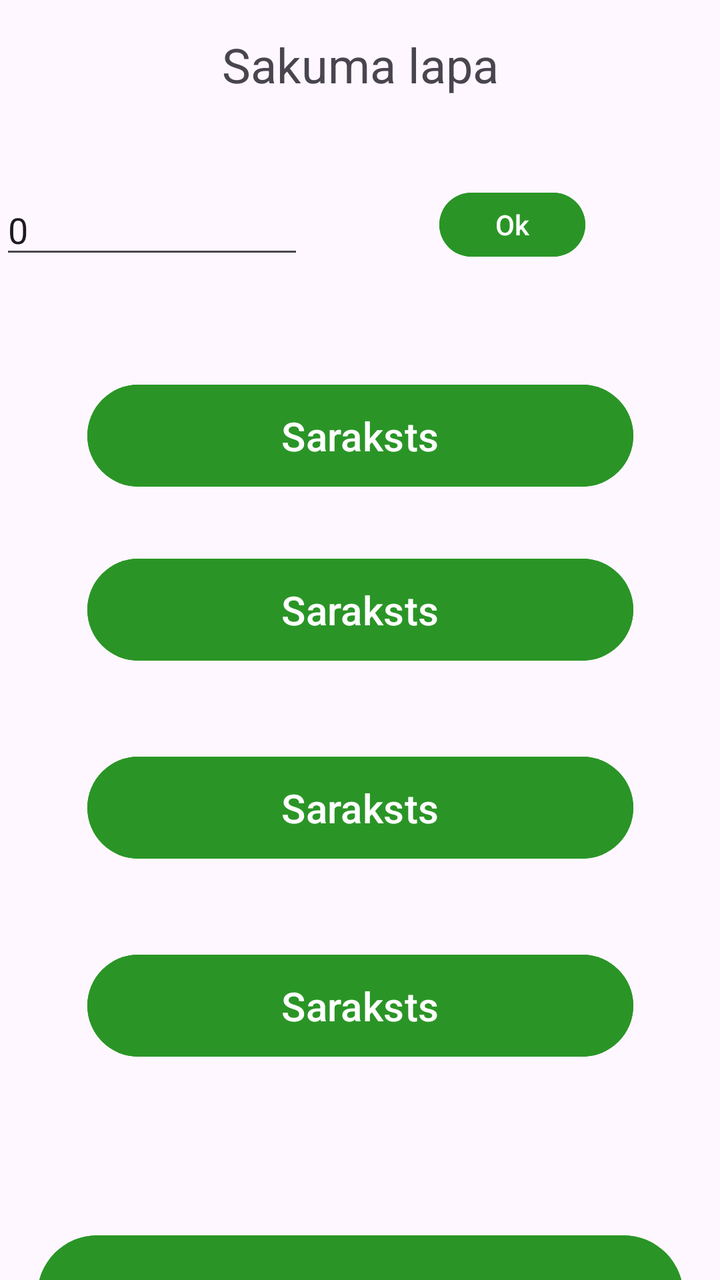
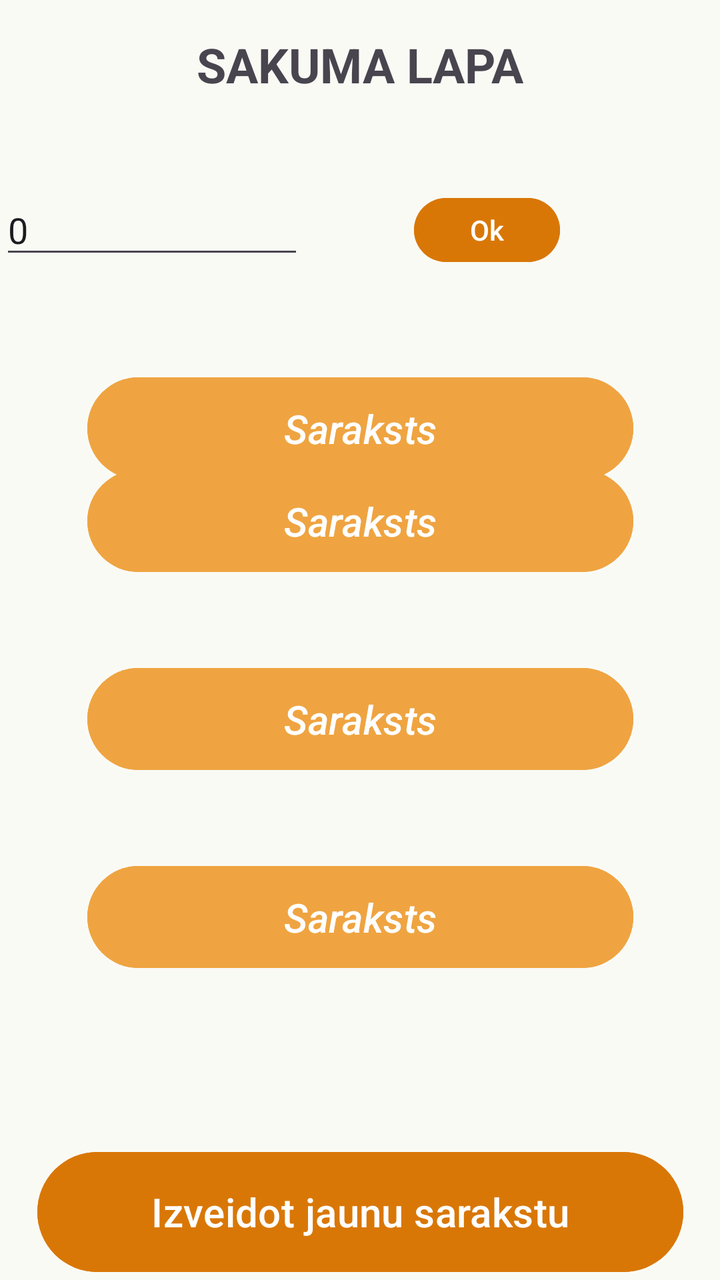

Compare the two renders of this Android layout. The source of the first and the diff that turns it into the second are given below.
<!-- AndroidManifest.xml: application theme Theme._11_PD2_PA_Giruckis_Nikitins_2026 -->
<!-- res/layout/main_page.xml -->
<?xml version="1.0" encoding="utf-8"?>
<androidx.constraintlayout.widget.ConstraintLayout xmlns:android="http://schemas.android.com/apk/res/android"
    xmlns:app="http://schemas.android.com/apk/res-auto"
    xmlns:tools="http://schemas.android.com/tools"
    android:layout_width="match_parent"
    android:layout_height="match_parent">

    <TextView
        android:id="@+id/main_page_text"
        android:layout_width="wrap_content"
        android:layout_height="wrap_content"
        android:layout_marginTop="16dp"
        android:text="@string/main_page_text"
        android:textSize="24sp"
        app:layout_constraintEnd_toEndOf="parent"
        app:layout_constraintStart_toStartOf="parent"
        app:layout_constraintTop_toTopOf="parent" />

    <TextView
        android:id="@+id/main_page_FindText"
        android:layout_width="144dp"
        android:layout_height="29dp"
        android:layout_marginTop="44dp"
        android:layout_marginEnd="8dp"
        android:text="@string/main_page_text2"
        android:textSize="20sp"
        app:layout_constraintEnd_toStartOf="@+id/main_page_search"
        app:layout_constraintTop_toBottomOf="@+id/main_page_text" />

    <EditText
        android:id="@+id/main_page_search"
        android:layout_width="152dp"
        android:layout_height="42dp"
        android:layout_marginTop="44dp"
        android:autofillHints=""
        android:ems="10"
        android:inputType="text"
        android:text="@string/main_page_search"

        app:layout_constraintTop_toBottomOf="@+id/main_page_text"
        tools:ignore="MissingConstraints,TouchTargetSizeCheck"
        tools:layout_editor_absoluteX="159dp" />

    <Button
        android:id="@+id/main_page_list1"
        android:layout_width="273dp"
        android:layout_height="59dp"
        android:layout_marginTop="140dp"
        android:layout_marginBottom="28dp"
        android:backgroundTint="#2A9526"
        android:text="@string/main_page_button1"
        android:textSize="20sp"
        app:layout_constraintBottom_toTopOf="@id/main_page_list2"
        app:layout_constraintEnd_toEndOf="parent"
        app:layout_constraintStart_toStartOf="parent"
        app:layout_constraintTop_toBottomOf="@+id/main_page_text"
        app:layout_constraintVertical_bias="0.083" />

    <Button
        android:id="@+id/main_page_list2"
        android:layout_width="273dp"
        android:layout_height="59dp"
        android:layout_marginBottom="40dp"
        android:backgroundTint="#2A9526"
        android:text="@string/main_page_button2"
        android:textSize="20sp"
        app:layout_constraintBottom_toTopOf="@+id/main_page_list3"
        app:layout_constraintEnd_toEndOf="parent"
        app:layout_constraintStart_toStartOf="parent" />

    <Button
        android:id="@+id/main_page_list3"
        android:layout_width="273dp"
        android:layout_height="59dp"
        android:layout_marginBottom="40dp"
        android:backgroundTint="#2A9526"
        android:text="@string/main_page_button3"
        android:textSize="20sp"
        app:layout_constraintBottom_toTopOf="@+id/main_page_list4"
        app:layout_constraintEnd_toEndOf="parent"
        app:layout_constraintStart_toStartOf="parent" />

    <Button
        android:id="@+id/main_page_list4"
        android:layout_width="273dp"
        android:layout_height="59dp"
        android:layout_marginTop="40dp"
        android:backgroundTint="#2A9526"
        android:text="@string/main_page_button4"
        android:textSize="20sp"
        app:layout_constraintEnd_toEndOf="parent"
        app:layout_constraintStart_toStartOf="parent"
        app:layout_constraintTop_toBottomOf="@+id/main_page_list3" />

    <Button
        android:id="@+id/main_page_newList_button"
        android:layout_width="323dp"
        android:layout_height="68dp"
        android:layout_marginTop="84dp"
        android:backgroundTint="#2A9526"
        android:text="@string/main_page_button5"
        android:textSize="20sp"
        app:layout_constraintBottom_toBottomOf="parent"
        app:layout_constraintEnd_toEndOf="parent"
        app:layout_constraintStart_toStartOf="parent"
        app:layout_constraintTop_toBottomOf="@+id/main_page_list4"
        app:layout_constraintVertical_bias="0.057" />

    <Button
        android:id="@+id/main_page_search_button"
        android:layout_width="73dp"
        android:layout_height="40dp"
        android:layout_marginTop="44dp"
        android:backgroundTint="#2A9526"
        android:text="@string/main_page_button6"
        android:textSize="14sp"
        app:layout_constraintEnd_toEndOf="parent"
        app:layout_constraintStart_toEndOf="@+id/main_page_search"
        app:layout_constraintTop_toBottomOf="@+id/main_page_text"
        tools:ignore="TouchTargetSizeCheck" />
</androidx.constraintlayout.widget.ConstraintLayout>
<!-- resources referenced by this layout -->
<resources>
  <string name="main_page_button1">Saraksts</string>
  <string name="main_page_button2">Saraksts</string>
  <string name="main_page_button3">Saraksts</string>
  <string name="main_page_button4">Saraksts</string>
  <string name="main_page_button5">Izveidot jaunu sarakstu</string>
  <string name="main_page_button6">Ok</string>
  <string name="main_page_search">0</string>
  <string name="main_page_text">Sakuma lapa</string>
  <string name="main_page_text2">Meklet sarakstu</string>
  <style name="Theme._11_PD2_PA_Giruckis_Nikitins_2026" parent="Base.Theme._11_PD2_PA_Giruckis_Nikitins_2026" />
  <style name="Base.Theme._11_PD2_PA_Giruckis_Nikitins_2026" parent="Theme.Material3.DayNight.NoActionBar">
          
          
      </style>
</resources>

<!-- the commit's change to res/layout/main_page.xml (unified diff, before → after) -->
@@ -3,7 +3,8 @@
     xmlns:app="http://schemas.android.com/apk/res-auto"
     xmlns:tools="http://schemas.android.com/tools"
     android:layout_width="match_parent"
-    android:layout_height="match_parent">
+    android:layout_height="match_parent"
+    android:background="#FAFAF5">
 
     <TextView
         android:id="@+id/main_page_text"
@@ -11,7 +12,9 @@
         android:layout_height="wrap_content"
         android:layout_marginTop="16dp"
         android:text="@string/main_page_text"
+        android:textAllCaps="true"
         android:textSize="24sp"
+        android:textStyle="bold"
         app:layout_constraintEnd_toEndOf="parent"
         app:layout_constraintStart_toStartOf="parent"
         app:layout_constraintTop_toTopOf="parent" />
@@ -24,6 +27,7 @@
         android:layout_marginEnd="8dp"
         android:text="@string/main_page_text2"
         android:textSize="20sp"
+        android:textStyle="bold"
         app:layout_constraintEnd_toStartOf="@+id/main_page_search"
         app:layout_constraintTop_toBottomOf="@+id/main_page_text" />
 
@@ -47,9 +51,10 @@
         android:layout_height="59dp"
         android:layout_marginTop="140dp"
         android:layout_marginBottom="28dp"
-        android:backgroundTint="#2A9526"
+        android:backgroundTint="#EFA441"
         android:text="@string/main_page_button1"
         android:textSize="20sp"
+        android:textStyle="italic"
         app:layout_constraintBottom_toTopOf="@id/main_page_list2"
         app:layout_constraintEnd_toEndOf="parent"
         app:layout_constraintStart_toStartOf="parent"
@@ -61,9 +66,10 @@
         android:layout_width="273dp"
         android:layout_height="59dp"
         android:layout_marginBottom="40dp"
-        android:backgroundTint="#2A9526"
+        android:backgroundTint="#EFA441"
         android:text="@string/main_page_button2"
         android:textSize="20sp"
+        android:textStyle="italic"
         app:layout_constraintBottom_toTopOf="@+id/main_page_list3"
         app:layout_constraintEnd_toEndOf="parent"
         app:layout_constraintStart_toStartOf="parent" />
@@ -73,9 +79,10 @@
         android:layout_width="273dp"
         android:layout_height="59dp"
         android:layout_marginBottom="40dp"
-        android:backgroundTint="#2A9526"
+        android:backgroundTint="#EFA441"
         android:text="@string/main_page_button3"
         android:textSize="20sp"
+        android:textStyle="italic"
         app:layout_constraintBottom_toTopOf="@+id/main_page_list4"
         app:layout_constraintEnd_toEndOf="parent"
         app:layout_constraintStart_toStartOf="parent" />
@@ -85,9 +92,10 @@
         android:layout_width="273dp"
         android:layout_height="59dp"
         android:layout_marginTop="40dp"
-        android:backgroundTint="#2A9526"
+        android:backgroundTint="#EFA441"
         android:text="@string/main_page_button4"
         android:textSize="20sp"
+        android:textStyle="italic"
         app:layout_constraintEnd_toEndOf="parent"
         app:layout_constraintStart_toStartOf="parent"
         app:layout_constraintTop_toBottomOf="@+id/main_page_list3" />
@@ -97,7 +105,7 @@
         android:layout_width="323dp"
         android:layout_height="68dp"
         android:layout_marginTop="84dp"
-        android:backgroundTint="#2A9526"
+        android:backgroundTint="#D97706"
         android:text="@string/main_page_button5"
         android:textSize="20sp"
         app:layout_constraintBottom_toBottomOf="parent"
@@ -111,11 +119,14 @@
         android:layout_width="73dp"
         android:layout_height="40dp"
         android:layout_marginTop="44dp"
-        android:backgroundTint="#2A9526"
+        android:backgroundTint="#D97706"
         android:text="@string/main_page_button6"
         android:textSize="14sp"
+        app:layout_constraintBottom_toTopOf="@+id/main_page_list1"
         app:layout_constraintEnd_toEndOf="parent"
+        app:layout_constraintHorizontal_bias="0.407"
         app:layout_constraintStart_toEndOf="@+id/main_page_search"
         app:layout_constraintTop_toBottomOf="@+id/main_page_text"
+        app:layout_constraintVertical_bias="0.052"
         tools:ignore="TouchTargetSizeCheck" />
 </androidx.constraintlayout.widget.ConstraintLayout>
